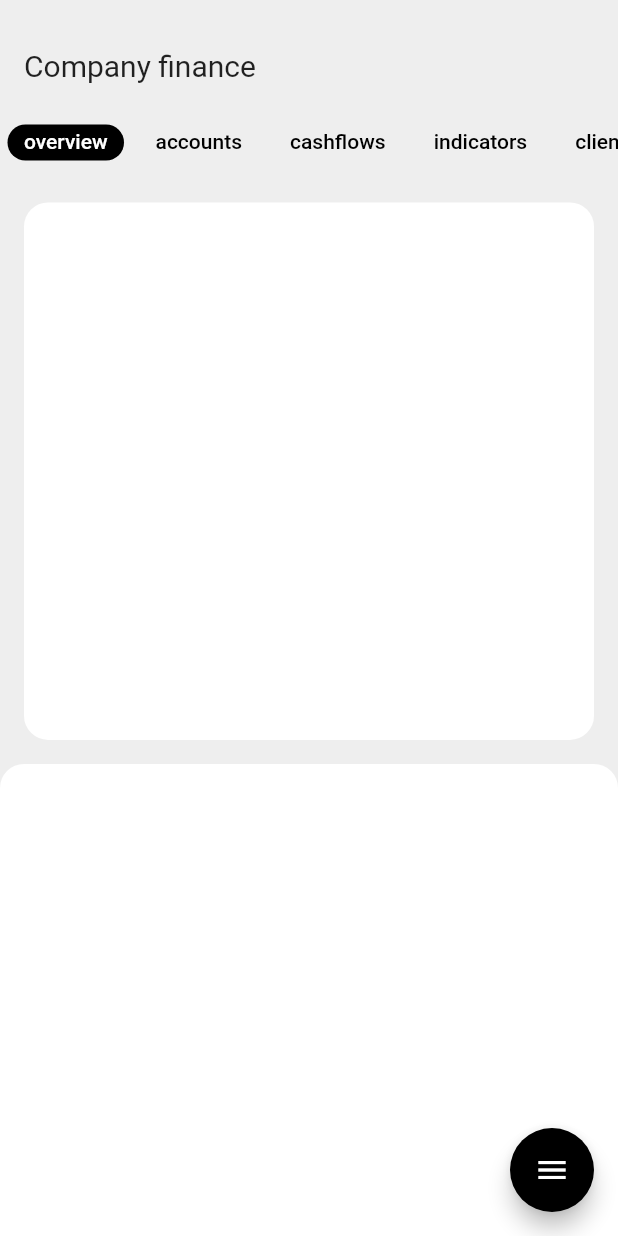
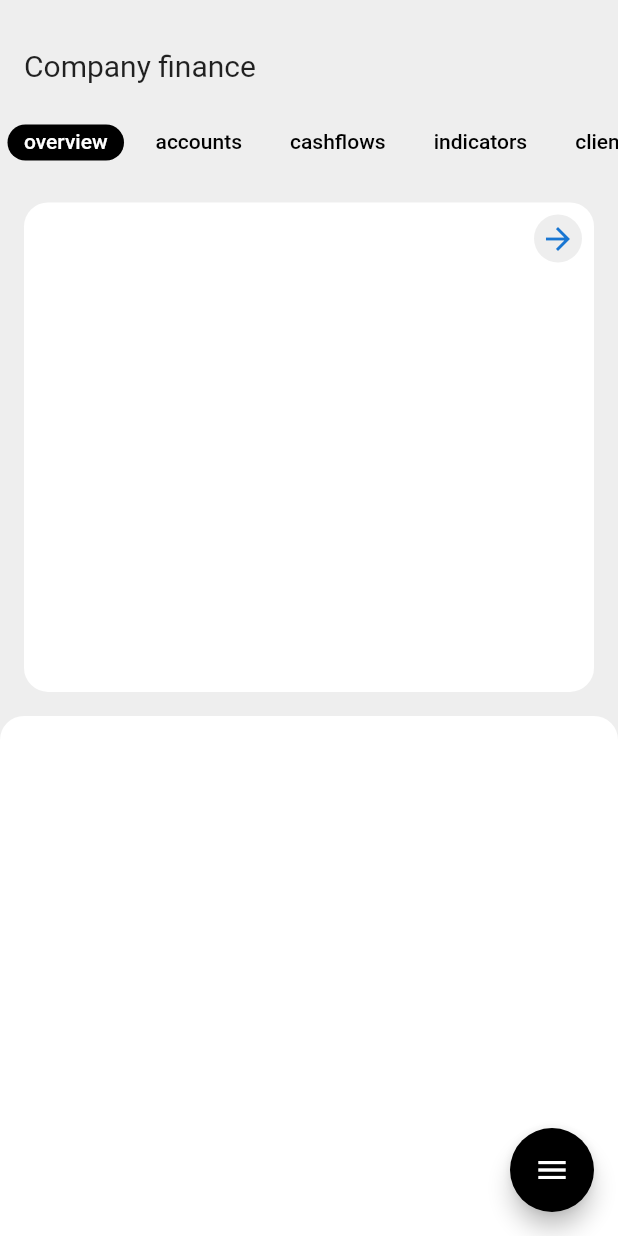
Before and after one commit to JAICHANGPARK/flutter_notebook_19th_story, a Flutter app: the screen it shows after launch, on a phone screen of 412 x 824 dp. Run offline on Flutter 3.47's test engine with Material 2 defaults, Android fonts, the phone set to English and light mode, and no system bars; our stand-ins replace bubble_tab_indicator, cached_network_image, countup, fl_chart, flutter_riverpod, freezed_annotation and 2 more.

Commit message:
Update biz_main_page.dart

```diff
--- a/lib/ep1136_business_assistance_app/src/ui/biz_main_page.dart
+++ b/lib/ep1136_business_assistance_app/src/ui/biz_main_page.dart
@@ -54,12 +54,10 @@ class _BizMainPageState extends State<BizMainPage> with SingleTickerProviderStat
                   unselectedLabelColor: Colors.black,
                   labelColor: Colors.white,
                   indicatorSize: TabBarIndicatorSize.tab,
-                  indicator: BubbleTabIndicator(
+                  indicator: const BubbleTabIndicator(
                     indicatorHeight: 24,
                     indicatorColor: Colors.black,
                     tabBarIndicatorSize: TabBarIndicatorSize.tab,
-
-
                   ),
                   tabs: const [
                     Tab(
@@ -83,20 +81,55 @@ class _BizMainPageState extends State<BizMainPage> with SingleTickerProviderStat
               Expanded(
                   child: TabBarView(
                 controller: tabController,
+                physics: NeverScrollableScrollPhysics(),
                 children: [
                   SingleChildScrollView(
                     child: Column(
                       children: [
-                        Padding(
-                          padding: const EdgeInsets.all(16.0),
-                          child: Container(
-                            height: MediaQuery.of(context).size.height / 2.3,
-                            decoration: BoxDecoration(color: Colors.white, borderRadius: BorderRadius.circular(16)),
+                        SizedBox(
+                          height: MediaQuery.of(context).size.height / 2.3,
+                          child: PageView(
+                            children: [
+                              Padding(
+                                padding: const EdgeInsets.all(16.0),
+                                child: Container(
+                                  height: MediaQuery.of(context).size.height / 2.3,
+                                  decoration: BoxDecoration(
+                                    color: Colors.white,
+                                    borderRadius: BorderRadius.circular(16),
+                                  ),
+                                  child: Stack(
+                                    children: [
+                                      Positioned(
+                                          right: 8,
+                                          top: 8,
+                                          child: CircleAvatar(radius: 16,
+                                      backgroundColor: Colors.grey[200],
+                                      child: Icon(Icons.arrow_forward),
+                                      ))
+                                    ],
+                                  ),
+                                ),
+                              ),
+                              Padding(
+                                padding: const EdgeInsets.all(16.0),
+                                child: Container(
+                                  height: MediaQuery.of(context).size.height / 2.3,
+                                  decoration: BoxDecoration(
+                                    color: Colors.white,
+                                    borderRadius: BorderRadius.circular(16),
+                                  ),
+                                ),
+                              ),
+                            ],
                           ),
                         ),
                         Container(
                           height: MediaQuery.of(context).size.height / 2,
-                          decoration: BoxDecoration(color: Colors.white, borderRadius: BorderRadius.circular(16)),
+                          decoration: BoxDecoration(
+                            color: Colors.white,
+                            borderRadius: BorderRadius.circular(16),
+                          ),
                         )
                       ],
                     ),
@@ -120,14 +153,16 @@ class _BizMainPageState extends State<BizMainPage> with SingleTickerProviderStat
                                   Positioned(
                                     left: 8,
                                     top: 8,
-                                    child: Text("${item.items?[0].title ?? ""}"),
+                                    child: Text(
+                                      "${item.items?[0].title ?? ""}",
+                                    ),
                                   ),
                                   Positioned(
                                     right: 8,
                                     bottom: 8,
                                     child: Text(
                                       "\$${item.items?[0].price ?? ""}",
-                                      style: TextStyle(
+                                      style: const TextStyle(
                                         fontSize: 38,
                                         fontWeight: FontWeight.w500,
                                       ),
@@ -136,7 +171,7 @@ class _BizMainPageState extends State<BizMainPage> with SingleTickerProviderStat
                                 ],
                               ),
                             ),
-                            SizedBox(
+                            const SizedBox(
                               height: 4,
                             ),
                             Expanded(
@@ -155,17 +190,17 @@ class _BizMainPageState extends State<BizMainPage> with SingleTickerProviderStat
                                       borderRadius: BorderRadius.circular(12),
                                     ),
                                     child: Stack(
-                                      children:  [
+                                      children: [
                                         Positioned(
                                           left: 8,
                                           top: 8,
-                                          child: Text("${_item?.title??""} "),
+                                          child: Text("${_item?.title ?? ""} "),
                                         ),
                                         Positioned(
                                           right: 8,
                                           bottom: 8,
                                           child: Text(
-                                            "\$${_item?.price??""} ",
+                                            "\$${_item?.price ?? ""} ",
                                             style: const TextStyle(
                                               fontSize: 32,
                                               fontWeight: FontWeight.w500,
@@ -185,7 +220,7 @@ class _BizMainPageState extends State<BizMainPage> with SingleTickerProviderStat
                           child: Text("$e, $s"),
                         );
                       }, loading: () {
-                        return Center(
+                        return const Center(
                           child: CircularProgressIndicator(),
                         );
                       });
```
